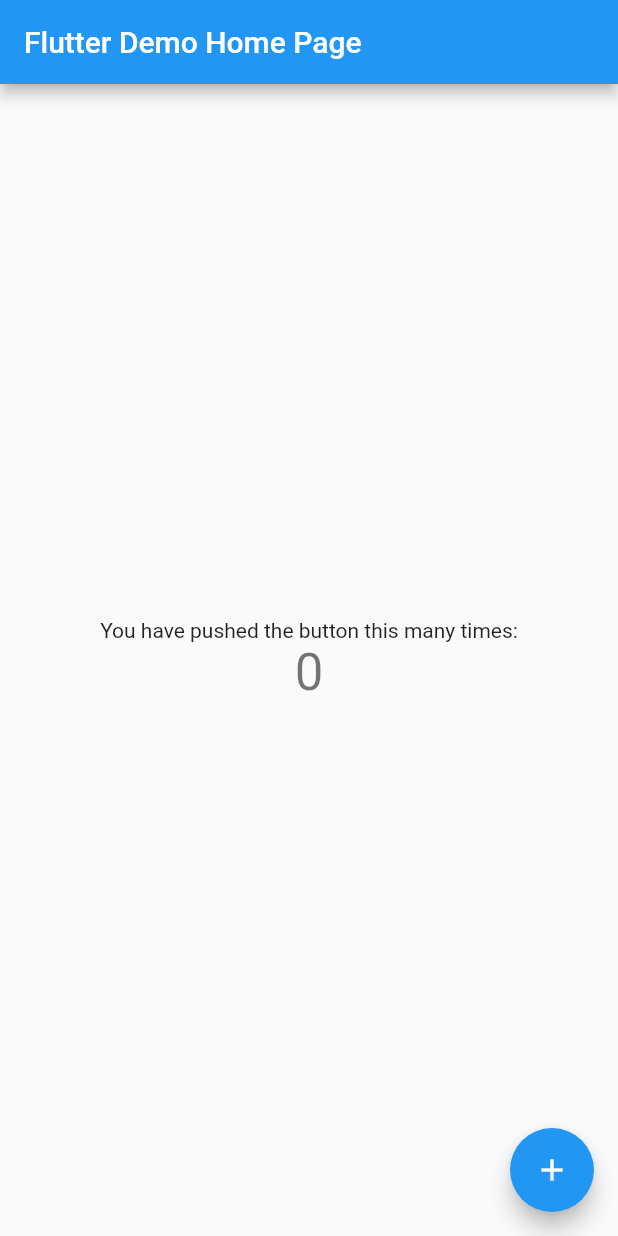
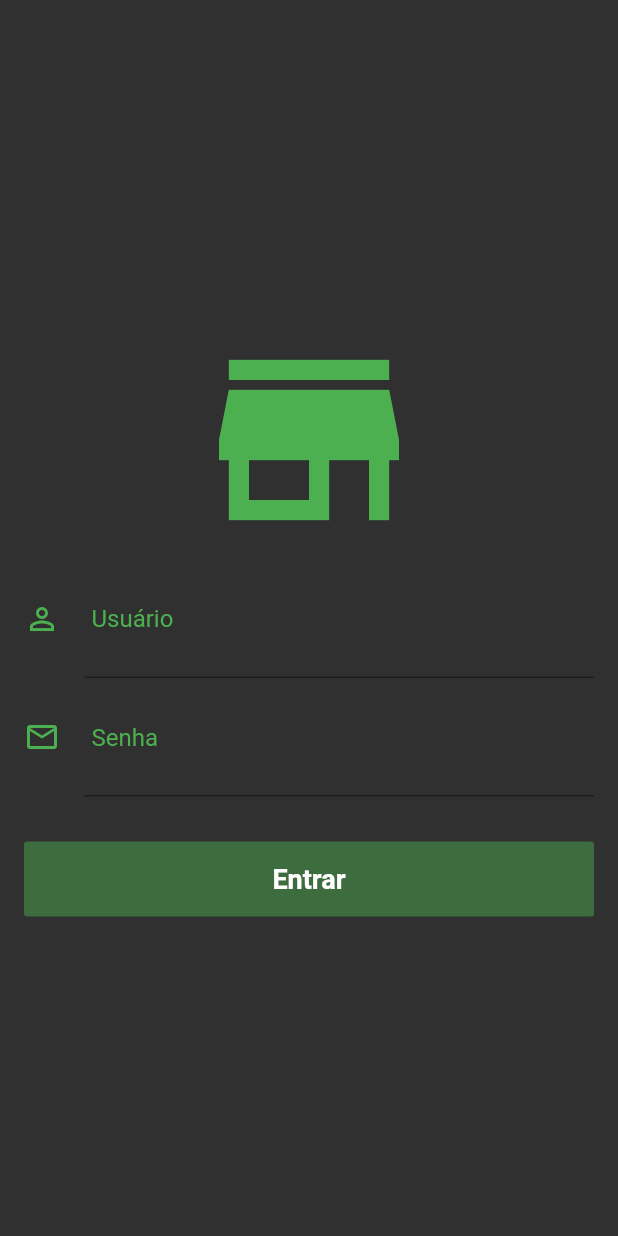
Before and after one commit to Valdeir-Nascimento/app-gerente-loja, a Flutter app: the screen it shows after launch, on a phone screen of 412 x 824 dp. Run offline on Flutter 3.47's test engine with Material 2 defaults, Android fonts, the phone set to English and light mode, and no system bars; our stand-ins replace rxdart; missing offline and left inert: bloc_pattern.

Commit message:
Validando os campos de usuario e senha

```diff
--- /dev/null
+++ b/lib/blocs/login_bloc.dart
@@ -0,0 +1,23 @@
+import 'package:bloc_pattern/bloc_pattern.dart';
+import 'package:gerenteloja/validators/login_validator.dart';
+import 'package:rxdart/rxdart.dart';
+
+class LoginBloc extends BlocBase with LoginValidator {
+  final _emailController = BehaviorSubject<String>();
+  final _passwordController = BehaviorSubject<String>();
+
+  Stream<String> get outEmail => _emailController.stream.transform(validateEmail);
+  Stream<String> get outPassword => _passwordController.stream.transform(validatePassword);
+
+  Stream<bool> get outSubmitValid => Rx.combineLatest2(outEmail, outPassword, (a, b) => true);
+
+  Function(String) get changeEmail => _emailController.sink.add;
+  Function(String) get changePassword => _passwordController.sink.add;
+
+  @override
+  void dispose() {
+    super.dispose();
+    _emailController.close();
+    _passwordController.close();
+  }
+}
--- a/lib/main.dart
+++ b/lib/main.dart
@@ -1,117 +1,21 @@
 import 'package:flutter/material.dart';
+import 'package:gerenteloja/pages/login/login_page.dart';
 
 void main() {
   runApp(MyApp());
 }
 
 class MyApp extends StatelessWidget {
-  // This widget is the root of your application.
   @override
   Widget build(BuildContext context) {
     return MaterialApp(
-      title: 'Flutter Demo',
+      title: 'Gerente Loja',
+      debugShowCheckedModeBanner: false,
       theme: ThemeData(
-        // This is the theme of your application.
-        //
-        // Try running your application with "flutter run". You'll see the
-        // application has a blue toolbar. Then, without quitting the app, try
-        // changing the primarySwatch below to Colors.green and then invoke
-        // "hot reload" (press "r" in the console where you ran "flutter run",
-        // or simply save your changes to "hot reload" in a Flutter IDE).
-        // Notice that the counter didn't reset back to zero; the application
-        // is not restarted.
         primarySwatch: Colors.blue,
-        // This makes the visual density adapt to the platform that you run
-        // the app on. For desktop platforms, the controls will be smaller and
-        // closer together (more dense) than on mobile platforms.
         visualDensity: VisualDensity.adaptivePlatformDensity,
       ),
-      home: MyHomePage(title: 'Flutter Demo Home Page'),
+      home: LoginPage(),
     );
   }
 }
-
-class MyHomePage extends StatefulWidget {
-  MyHomePage({Key key, this.title}) : super(key: key);
-
-  // This widget is the home page of your application. It is stateful, meaning
-  // that it has a State object (defined below) that contains fields that affect
-  // how it looks.
-
-  // This class is the configuration for the state. It holds the values (in this
-  // case the title) provided by the parent (in this case the App widget) and
-  // used by the build method of the State. Fields in a Widget subclass are
-  // always marked "final".
-
-  final String title;
-
-  @override
-  _MyHomePageState createState() => _MyHomePageState();
-}
-
-class _MyHomePageState extends State<MyHomePage> {
-  int _counter = 0;
-
-  void _incrementCounter() {
-    setState(() {
-      // This call to setState tells the Flutter framework that something has
-      // changed in this State, which causes it to rerun the build method below
-      // so that the display can reflect the updated values. If we changed
-      // _counter without calling setState(), then the build method would not be
-      // called again, and so nothing would appear to happen.
-      _counter++;
-    });
-  }
-
-  @override
-  Widget build(BuildContext context) {
-    // This method is rerun every time setState is called, for instance as done
-    // by the _incrementCounter method above.
-    //
-    // The Flutter framework has been optimized to make rerunning build methods
-    // fast, so that you can just rebuild anything that needs updating rather
-    // than having to individually change instances of widgets.
-    return Scaffold(
-      appBar: AppBar(
-        // Here we take the value from the MyHomePage object that was created by
-        // the App.build method, and use it to set our appbar title.
-        title: Text(widget.title),
-      ),
-      body: Center(
-        // Center is a layout widget. It takes a single child and positions it
-        // in the middle of the parent.
-        child: Column(
-          // Column is also a layout widget. It takes a list of children and
-          // arranges them vertically. By default, it sizes itself to fit its
-          // children horizontally, and tries to be as tall as its parent.
-          //
-          // Invoke "debug painting" (press "p" in the console, choose the
-          // "Toggle Debug Paint" action from the Flutter Inspector in Android
-          // Studio, or the "Toggle Debug Paint" command in Visual Studio Code)
-          // to see the wireframe for each widget.
-          //
-          // Column has various properties to control how it sizes itself and
-          // how it positions its children. Here we use mainAxisAlignment to
-          // center the children vertically; the main axis here is the vertical
-          // axis because Columns are vertical (the cross axis would be
-          // horizontal).
-          mainAxisAlignment: MainAxisAlignment.center,
-          children: <Widget>[
-            Text(
-              'You have pushed the button this many times:',
-            ),
-            Text(
-              '$_counter',
-              style: Theme.of(context).textTheme.headline4,
-            ),
-          ],
-        ),
-      ),
-      floatingActionButton: FloatingActionButton(
-        onPressed: _incrementCounter,
-        tooltip: 'Increment',
-        child: Icon(Icons.add),
-      ), // This trailing comma makes auto-formatting nicer for build methods.
-    );
-  }
-}
--- /dev/null
+++ b/lib/pages/components/input_field.dart
@@ -0,0 +1,35 @@
+import 'package:flutter/material.dart';
+
+class InputField extends StatelessWidget {
+  final bool obscure;
+  final IconData icon;
+  final String hint;
+  final Stream<String> stream;
+  final  Function(String) onChanged;
+
+  InputField({this.hint, this.icon, this.obscure, this.stream, this.onChanged});
+
+  @override
+  Widget build(BuildContext context) {
+    return StreamBuilder<String>(
+      stream: stream,
+      builder: (context, snapshot) {
+        return TextField(
+          onChanged: onChanged,
+          decoration: InputDecoration(
+            icon: Icon(icon, color: Colors.green),
+            hintText: hint,
+            hintStyle: TextStyle(color: Colors.green),
+            contentPadding: const EdgeInsets.only(left: 5, right: 30, bottom: 30, top: 30),
+            focusedBorder: UnderlineInputBorder(
+              borderSide: BorderSide(color: Colors.green),
+            ),
+            errorText: snapshot.hasError ? snapshot.error : null,
+          ),
+          style: TextStyle(color: Colors.white),
+          obscureText: obscure,
+        );
+      }
+    );
+  }
+}
--- /dev/null
+++ b/lib/pages/login/login_page.dart
@@ -0,0 +1,70 @@
+import 'package:flutter/material.dart';
+import 'package:gerenteloja/blocs/login_bloc.dart';
+import 'package:gerenteloja/pages/components/input_field.dart';
+
+class LoginPage extends StatefulWidget {
+  @override
+  _LoginPageState createState() => _LoginPageState();
+}
+
+class _LoginPageState extends State<LoginPage> {
+
+  final _loginBloc = LoginBloc();
+
+  @override
+  Widget build(BuildContext context) {
+    return Scaffold(
+      backgroundColor: Colors.grey[850],
+      body: Stack(
+        alignment: Alignment.center,
+        children: [
+          Container(),
+          SingleChildScrollView(
+            child: Container(
+              margin: const EdgeInsets.all(16),
+              child: Column(
+                children: [
+                  Icon(Icons.store_mall_directory, color: Colors.green, size: 160),
+
+                  InputField(
+                    icon: Icons.person_outline,
+                    hint: "Usuário",
+                    obscure: false,
+                    stream: _loginBloc.outEmail,
+                    onChanged: _loginBloc.changeEmail,
+                  ),
+
+                  InputField(
+                    icon: Icons.mail_outline,
+                    hint: "Senha",
+                    obscure: true,
+                    stream: _loginBloc.outPassword,
+                    onChanged: _loginBloc.changePassword,
+                  ),
+
+                  SizedBox(height: 30),
+                  StreamBuilder<bool>(
+                    stream: _loginBloc.outSubmitValid,
+                    builder: (context, snapshot) {
+                      return Container(
+                        height: 50,
+                        width: double.infinity,
+                        child: RaisedButton(
+                          color: Colors.green,
+                          disabledColor: Colors.green.withAlpha(120),
+                          textColor: Colors.white,
+                          child: Text("Entrar", style: TextStyle(fontSize: 18, fontWeight: FontWeight.bold),),
+                          onPressed: snapshot.hasData ? () {} : null,
+                        ),
+                      );
+                    }
+                  )
+                ],
+              ),
+            ),
+          ),
+        ],
+      )
+    );
+  }
+}
--- /dev/null
+++ b/lib/validators/login_validator.dart
@@ -0,0 +1,24 @@
+import 'dart:async';
+
+class LoginValidator {
+  final validateEmail = StreamTransformer<String, String>.fromHandlers(
+    handleData: (email, sink) {
+      if(email.contains("@")) {
+        sink.add(email);
+      } else {
+        sink.addError("Informe um e-mail válido");
+      }
+    }
+  );
+
+  final validatePassword = StreamTransformer<String, String>.fromHandlers(
+    handleData: (password, sink) {
+      if(password.isNotEmpty && password.length > 4) {
+        sink.add(password);
+      } else {
+        sink.addError("Informe a sua senha");
+      }
+    }
+  );
+
+}
```
